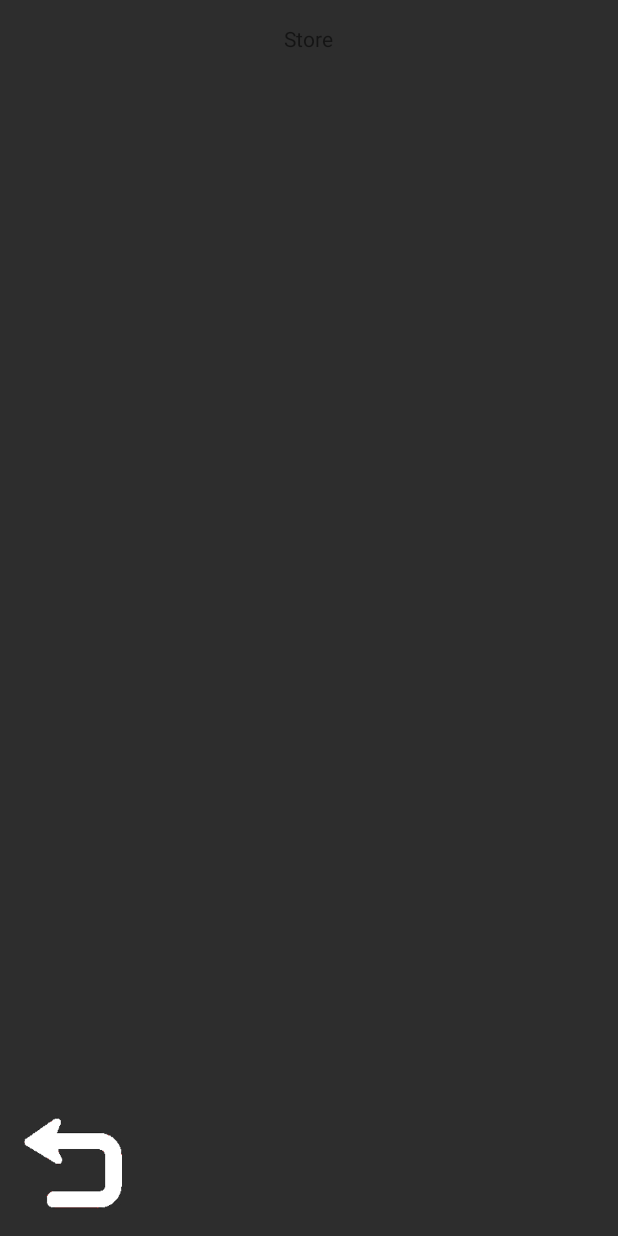
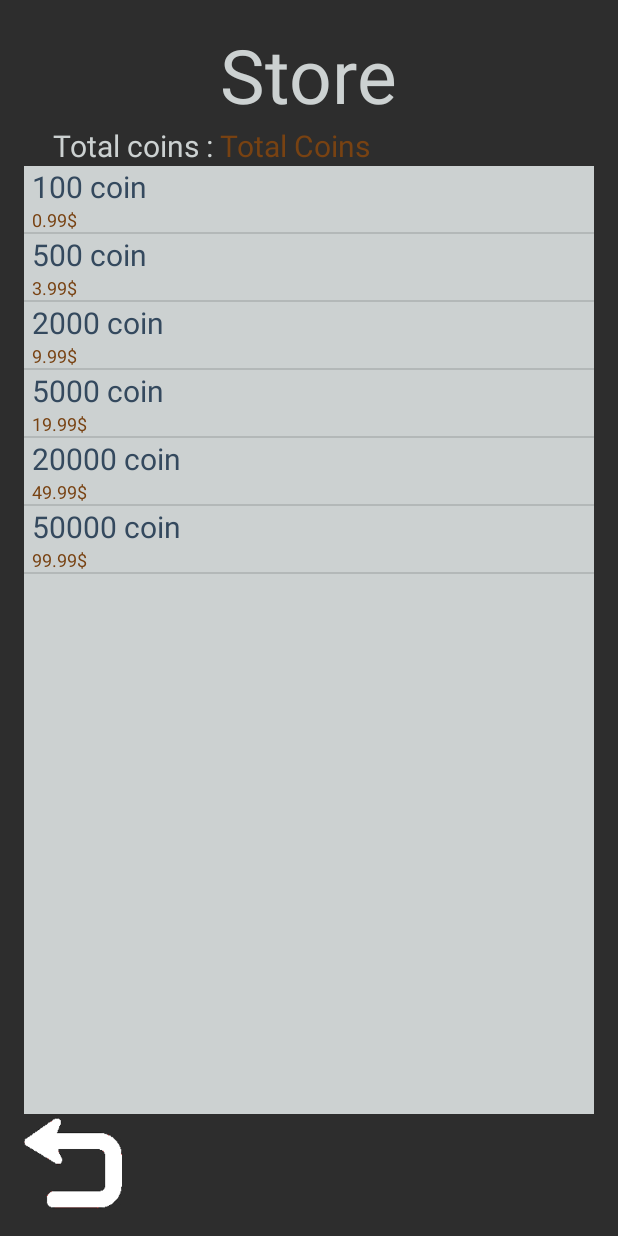
Before and after one commit to nchabalier/ShootemUp, an Android app: the StoreActivity screen opened directly, with no data from a screen before it, on a phone screen of 412 x 824 dp. Run offline under Robolectric (Android 15) with nearby library versions, the phone set to English and light mode, and no system bars; 2 statements that could not run were skipped.

Commit message:
Store Activity

```diff
--- a/app/src/main/java/com/example/nicolas/shootemup/StoreActivity.java
+++ b/app/src/main/java/com/example/nicolas/shootemup/StoreActivity.java
@@ -1,11 +1,18 @@
 package com.example.nicolas.shootemup;
 
 import android.app.Activity;
+import android.content.Intent;
 import android.content.pm.ActivityInfo;
 import android.os.Bundle;
+import android.util.Log;
 import android.view.View;
+import android.widget.AdapterView;
 import android.widget.Button;
 import android.widget.ImageButton;
+import android.widget.ListView;
+import android.widget.TextView;
+
+import java.util.ArrayList;
 
 /**
  * Created by Nicolas on 04/11/2016.
@@ -14,6 +21,9 @@ import android.widget.ImageButton;
 public class StoreActivity extends Activity{
 
     private ImageButton buttonReturn;
+    private ListView listView;
+    private TextView textTotalCoins;
+    private  ScoreBoard myScore;
 
     @Override
     protected void onCreate(Bundle savedInstanceState) {
@@ -23,6 +33,34 @@ public class StoreActivity extends Activity{
         setContentView(R.layout.activity_store);
 
 
+    }
+
+    private ArrayList<UpgradeItem> generateData(){
+        ArrayList<UpgradeItem> items = new ArrayList<UpgradeItem>();
+        items.add(new UpgradeItem(0, "100 coin","0.99$"));
+        items.add(new UpgradeItem(1, "500 coin","3.99$"));
+        items.add(new UpgradeItem(2, "2000 coin","9.99$"));
+        items.add(new UpgradeItem(3, "5000 coin","19.99$"));
+        items.add(new UpgradeItem(4, "20000 coin","49.99$"));
+        items.add(new UpgradeItem(5, "50000 coin","99.99$"));
+
+        return items;
+    }
+    @Override
+    protected void onResume() {
+        super.onResume();
+        Intent i = getIntent();
+        myScore = (ScoreBoard) i.getParcelableExtra("my_score");
+
+        ScoreBoardDAO scoreBoardDAO = new ScoreBoardDAO(getBaseContext());
+        scoreBoardDAO.open();
+        final ScoreBoard myScore2 = scoreBoardDAO.getScoreboard(myScore.getName());
+
+        scoreBoardDAO.close();
+
+        textTotalCoins = (TextView) findViewById(R.id.totalCoinsText);
+        textTotalCoins.setText(String.valueOf(myScore2.getCoin()));
+
         buttonReturn = (ImageButton) findViewById(R.id.buttonReturn);
         buttonReturn.setOnClickListener(new View.OnClickListener() {
             @Override
@@ -31,5 +69,45 @@ public class StoreActivity extends Activity{
             }
         });
 
+        listView = (ListView) findViewById(R.id.coinListView);
+        UpgradeAdapter adapter = new UpgradeAdapter(this, generateData());
+        listView.setAdapter(adapter);
+        listView.setOnItemClickListener(new AdapterView.OnItemClickListener() {
+                                            @Override
+                                            public void onItemClick(AdapterView<?> adapterView, View view, int i, long l) {
+                                                Log.d("Position :", Integer.toString(i));
+                                                switch (i) {
+
+                                                    case 0:
+                                                        myScore2.setCoin(myScore2.getCoin() + 100);
+                                                        break;
+                                                    case 1:
+                                                        myScore2.setCoin(myScore2.getCoin() + 500);
+                                                        break;
+                                                    case 2:
+                                                        myScore2.setCoin(myScore2.getCoin() + 2000);
+                                                        break;
+                                                    case 3:
+                                                        myScore2.setCoin(myScore2.getCoin() + 5000);
+                                                        break;
+                                                    case 4:
+                                                        myScore2.setCoin(myScore2.getCoin() + 20000);
+                                                        break;
+                                                    case 5:
+                                                        myScore2.setCoin(myScore2.getCoin() + 50000);
+                                                        break;
+
+                                                }
+
+                                                ScoreBoardDAO scoreBoardDAO = new ScoreBoardDAO(getBaseContext());
+                                                scoreBoardDAO.open();
+                                                scoreBoardDAO.update(myScore2);
+
+                                                scoreBoardDAO.close();
+
+                                                textTotalCoins.setText(String.valueOf(myScore2.getCoin()));
+                                            }
+        });
+
     }
 }
--- a/app/src/main/java/com/example/nicolas/shootemup/UpgradeActivity.java
+++ b/app/src/main/java/com/example/nicolas/shootemup/UpgradeActivity.java
@@ -80,6 +80,7 @@ public class UpgradeActivity extends Activity{
             @Override
             public void onClick(View v) {
                 Intent storeActivityIntent = new Intent(UpgradeActivity.this, StoreActivity.class);
+                storeActivityIntent.putExtra("my_score", myScore2);
                 startActivity(storeActivityIntent);
             }
         });
--- a/app/src/main/res/layout/activity_store.xml
+++ b/app/src/main/res/layout/activity_store.xml
@@ -14,6 +14,8 @@
         android:text="Store"
         android:layout_width="wrap_content"
         android:layout_height="wrap_content"
+        android:textColor="#ccd1d1"
+        android:textSize="50sp"
         android:layout_alignParentTop="true"
         android:layout_centerHorizontal="true"
         android:id="@+id/textView6" />
@@ -28,5 +30,40 @@
         android:layout_alignParentStart="true"
         android:background="@drawable/return_button"/>
 
+    <TextView
+        android:text="Total coins : "
+        android:layout_width="wrap_content"
+        android:layout_height="wrap_content"
+        android:textColor="#ccd1d1"
+        android:textSize="20sp"
+        android:id="@+id/textView7"
+        android:layout_below="@+id/textView6"
+        android:layout_toLeftOf="@+id/textView6" />
+
+    <TextView
+        android:text="Total Coins"
+        android:layout_width="wrap_content"
+        android:layout_height="wrap_content"
+        android:textColor="#784212"
+        android:textSize="20sp"
+        android:id="@+id/totalCoinsText"
+        android:layout_below="@+id/textView6"
+        android:layout_toRightOf="@+id/textView7" />
+
+    <View
+        android:layout_width="match_parent"
+        android:layout_height="2dp"
+        android:background="@android:color/darker_gray"
+        android:layout_below="@+id/textView7" />
+
+    <ListView
+        android:layout_width="match_parent"
+        android:layout_height="match_parent"
+        android:background="#ccd1d1"
+        android:layout_alignParentLeft="true"
+        android:layout_above="@+id/buttonReturn"
+        android:layout_below="@+id/textView7"
+        android:id="@+id/coinListView" />
+
 
 </RelativeLayout>
```
